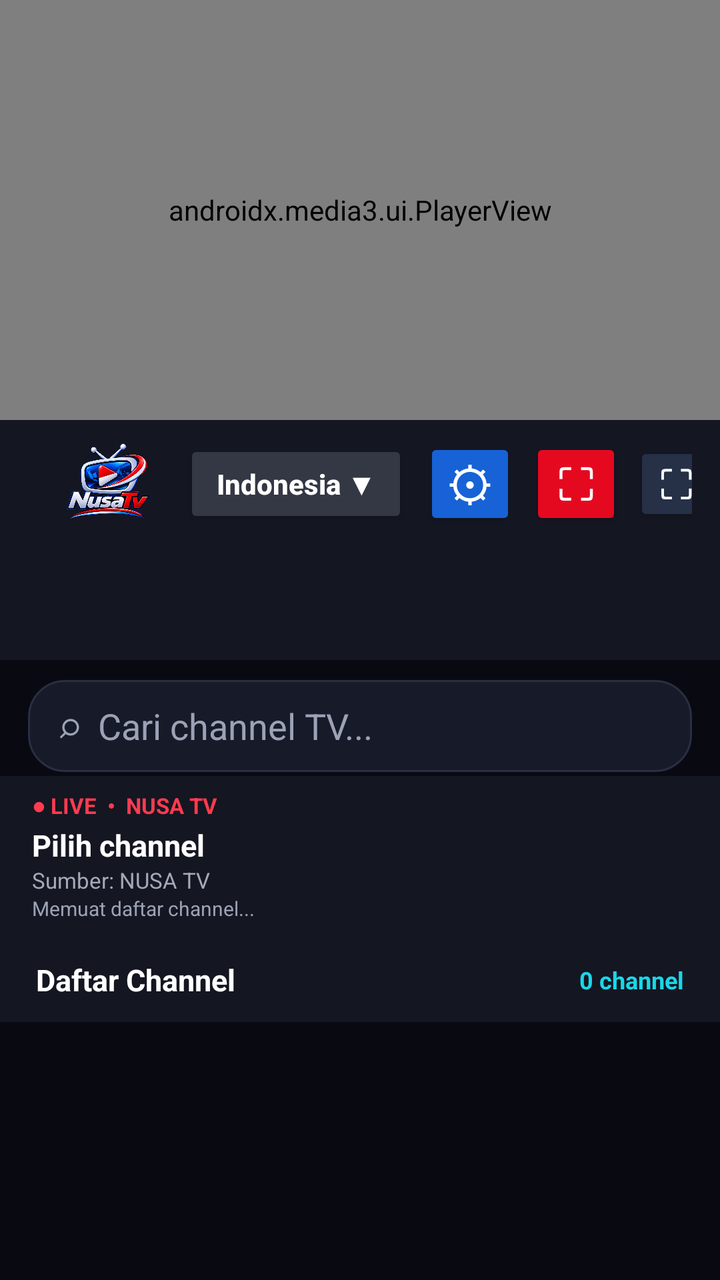
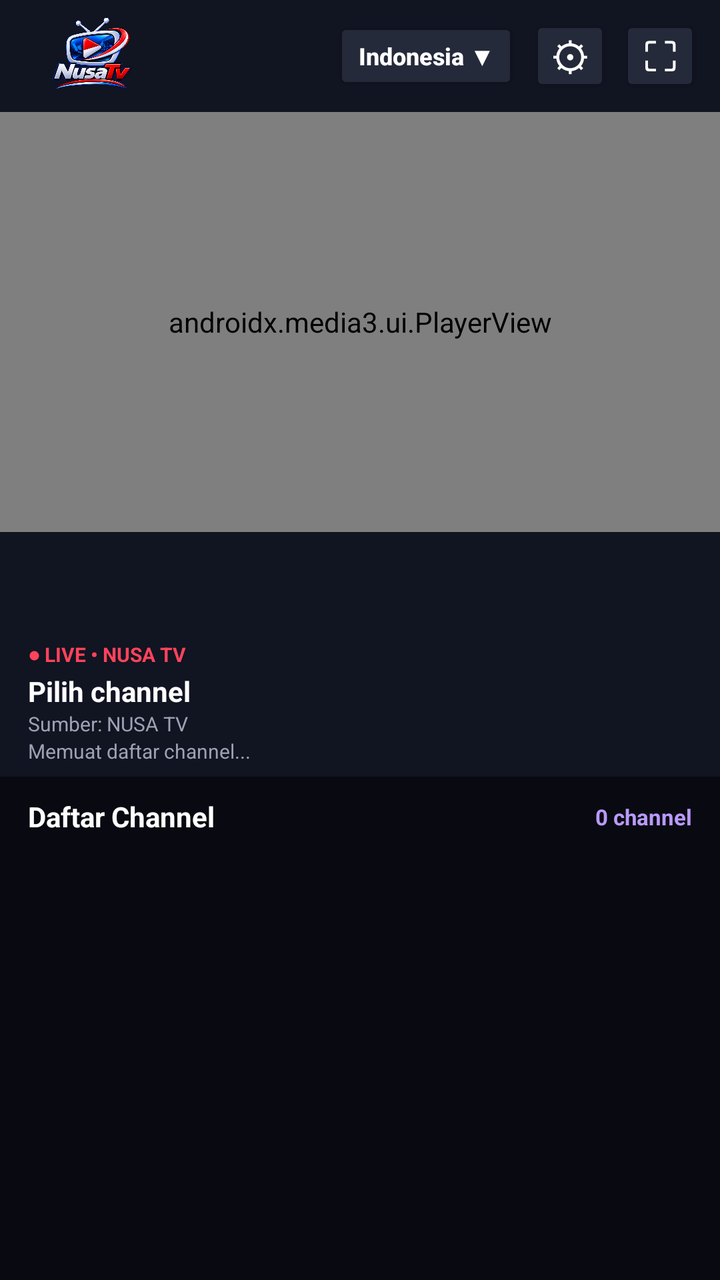

Two renders of the same Android screen: before a commit and after it. Below are the layout's source before the change and the commit's diff.
<!-- AndroidManifest.xml: application theme Theme.AppCompat.NoActionBar -->
<!-- res/layout/activity_main.xml -->
<?xml version="1.0" encoding="utf-8"?>
<LinearLayout xmlns:android="http://schemas.android.com/apk/res/android"
    xmlns:app="http://schemas.android.com/apk/res-auto"
    android:id="@+id/rootLayout"
    android:layout_width="match_parent"
    android:layout_height="match_parent"
    android:background="#090A11"
    android:orientation="vertical">

    
    <FrameLayout
        android:id="@+id/playerContainer"
        android:layout_width="match_parent"
        android:layout_height="210dp"
        android:background="#000000"
        android:clickable="true"
        android:focusable="true">
        <androidx.media3.ui.PlayerView
            android:id="@+id/playerView"
            android:layout_width="match_parent"
            android:layout_height="match_parent"
            app:resize_mode="fit"
            app:show_buffering="when_playing"
            app:use_controller="false"
            />
    </FrameLayout>

    
    <LinearLayout
        android:id="@+id/headerBar"
        android:layout_width="match_parent"
        android:layout_height="64dp"
        android:background="#141622"
        android:gravity="center_vertical"
        android:orientation="horizontal"
        android:paddingStart="16dp"
        android:paddingEnd="14dp">
        <ImageView
            android:layout_width="76dp"
            android:layout_height="44dp"
            android:contentDescription="NUSA TV"
            android:scaleType="fitCenter"
            android:src="@drawable/nusa_tv_logo" />
        <View
            android:layout_width="0dp"
            android:layout_height="1dp"
            android:layout_weight="1" />
        <Button
            android:id="@+id/btnFilterIndo"
            android:visibility="visible"
            android:layout_width="wrap_content"
            android:layout_height="44dp"
            android:backgroundTint="#343744"
            android:minWidth="112dp"
            android:paddingStart="14dp"
            android:paddingEnd="14dp"
            android:text="Indonesia ▼"
            android:textAllCaps="false"
            android:textColor="#FFFFFF"
            android:textSize="14sp"
            android:textStyle="bold" />
        <Button
            android:id="@+id/btnReload"
            android:layout_width="46dp"
            android:layout_height="46dp"
            android:layout_marginStart="8dp"
            android:backgroundTint="#1762D7"
            android:minWidth="0dp"
            android:padding="0dp"
            android:text="⚙"
            android:textColor="#FFFFFF"
            android:textSize="24sp"
            android:contentDescription="Pengaturan" />
        <Button
            android:id="@+id/btnStop"
            android:layout_width="46dp"
            android:layout_height="46dp"
            android:layout_marginStart="7dp"
            android:backgroundTint="#E50920"
            android:minWidth="0dp"
            android:padding="0dp"
            android:text="⛶"
            android:textColor="#FFFFFF"
            android:textSize="22sp"
            android:contentDescription="Perbesar layar" />
        <Button
            android:id="@+id/btnFullscreen"
            android:layout_width="42dp"
            android:layout_height="42dp"
            android:layout_marginStart="6dp"
            android:backgroundTint="#263047"
            android:minWidth="0dp"
            android:padding="0dp"
            android:text="⛶"
            android:textColor="#FFFFFF"
            android:textSize="20sp" />
    </LinearLayout>

    
    <HorizontalScrollView
        android:id="@+id/serverTabsScroll"
        android:layout_width="match_parent"
        android:layout_height="56dp"
        android:background="#141622"
        android:fillViewport="false"
        android:scrollbars="none"
        android:paddingStart="14dp"
        android:paddingEnd="14dp">
        <LinearLayout
            android:id="@+id/serverTabs"
            android:layout_width="wrap_content"
            android:layout_height="match_parent"
            android:gravity="center_vertical"
            android:orientation="horizontal" />
    </HorizontalScrollView>

    
    <EditText
        android:id="@+id/etSearch"
        android:layout_width="match_parent"
        android:layout_height="46dp"
        android:layout_marginStart="14dp"
        android:layout_marginEnd="14dp"
        android:layout_marginTop="10dp"
        android:layout_marginBottom="2dp"
        android:paddingStart="15dp"
        android:paddingEnd="15dp"
        android:background="@drawable/bg_search_nusa"
        android:textColor="#FFFFFF"
        android:textColorHint="#9CA2B5"
        android:hint="⌕  Cari channel TV..."
        android:inputType="text"
        android:singleLine="true" />

    <LinearLayout
        android:id="@+id/welcomePanel"
        android:layout_width="match_parent"
        android:layout_height="wrap_content"
        android:background="#141622"
        android:orientation="vertical"
        android:paddingStart="16dp"
        android:paddingEnd="16dp"
        android:paddingTop="7dp"
        android:paddingBottom="8dp">
        <TextView android:id="@+id/tvLiveLabel" android:layout_width="wrap_content" android:layout_height="wrap_content" android:text="● LIVE  •  NUSA TV" android:textColor="#FF3B4F" android:textSize="11sp" android:textStyle="bold" />
        <TextView android:id="@+id/tvWelcomeTitle" android:layout_width="match_parent" android:layout_height="wrap_content" android:layout_marginTop="2dp" android:maxLines="1" android:text="Pilih channel" android:textColor="#FFFFFF" android:textSize="15sp" android:textStyle="bold" />
        <TextView android:id="@+id/tvWelcomeDesc" android:layout_width="match_parent" android:layout_height="wrap_content" android:maxLines="1" android:text="Sumber: NUSA TV" android:textColor="#A4A8B8" android:textSize="11sp" />
        <LinearLayout android:layout_width="match_parent" android:layout_height="wrap_content" android:orientation="horizontal" android:visibility="gone">
            <Button android:id="@+id/btnRetry" android:layout_width="0dp" android:layout_height="40dp" android:layout_weight="1" android:text="Coba lagi" />
        </LinearLayout>
        <TextView android:id="@+id/tvStatus" android:layout_width="match_parent" android:layout_height="wrap_content" android:maxLines="1" android:text="Memuat daftar channel..." android:textColor="#9CA2B5" android:textSize="10sp" />
    </LinearLayout>

    <LinearLayout
        android:id="@+id/statsBar"
        android:layout_width="match_parent"
        android:layout_height="42dp"
        android:background="#141622"
        android:gravity="center_vertical"
        android:orientation="horizontal"
        android:paddingStart="18dp"
        android:paddingEnd="18dp">
        <TextView android:id="@+id/tvSectionTitle" android:layout_width="0dp" android:layout_height="wrap_content" android:layout_weight="1" android:text="Daftar Channel" android:textColor="#FFFFFF" android:textSize="15sp" android:textStyle="bold" />
        <TextView android:id="@+id/tvStats" android:layout_width="wrap_content" android:layout_height="wrap_content" android:text="0 channel" android:textColor="#19D7E8" android:textSize="12sp" android:textStyle="bold" />
    </LinearLayout>

    <androidx.recyclerview.widget.RecyclerView
        android:id="@+id/rvChannels"
        android:layout_width="match_parent"
        android:layout_height="0dp"
        android:layout_weight="1"
        android:background="#090A11"
        android:clipToPadding="false"
        android:paddingStart="10dp"
        android:paddingEnd="10dp"
        android:paddingTop="6dp"
        android:paddingBottom="10dp" />
</LinearLayout>
<!-- resources referenced by this layout -->
<resources>
  <!-- drawable bg_search_nusa (drawable) -->
  <?xml version="1.0" encoding="utf-8"?>
  <shape xmlns:android="http://schemas.android.com/apk/res/android" android:shape="rectangle">
      <solid android:color="#171A29" />
      <stroke android:width="1dp" android:color="#292E43" />
      <corners android:radius="18dp" />
  </shape>
  <!-- drawable nusa_tv_logo: png bitmap (drawable, 253954 bytes) -->
</resources>

<!-- the commit's change to res/layout/activity_main.xml (unified diff, before → after) -->
@@ -6,6 +6,77 @@
     android:layout_height="match_parent"
     android:background="#090A11"
     android:orientation="vertical">
+
+    
+    <LinearLayout
+        android:id="@+id/headerBar"
+        android:layout_width="match_parent"
+        android:layout_height="56dp"
+        android:background="#111421"
+        android:gravity="center_vertical"
+        android:orientation="horizontal"
+        android:paddingStart="12dp"
+        android:paddingEnd="10dp">
+        <ImageView
+            android:layout_width="68dp"
+            android:layout_height="42dp"
+            android:contentDescription="NUSA TV"
+            android:scaleType="fitCenter"
+            android:src="@drawable/nusa_tv_logo" />
+        <View
+            android:layout_width="0dp"
+            android:layout_height="1dp"
+            android:layout_weight="1" />
+        <Button
+            android:id="@+id/btnFilterIndo"
+            android:layout_width="wrap_content"
+            android:layout_height="38dp"
+            android:backgroundTint="#252A3A"
+            android:minWidth="92dp"
+            android:paddingStart="10dp"
+            android:paddingEnd="10dp"
+            android:text="Indonesia ▼"
+            android:textAllCaps="false"
+            android:textColor="#FFFFFF"
+            android:textSize="12sp"
+            android:textStyle="bold" />
+        <Button
+            android:id="@+id/btnReload"
+            android:layout_width="40dp"
+            android:layout_height="40dp"
+            android:layout_marginStart="6dp"
+            android:backgroundTint="#252A3A"
+            android:minWidth="0dp"
+            android:padding="0dp"
+            android:text="⚙"
+            android:textColor="#FFFFFF"
+            android:textSize="20sp"
+            android:contentDescription="Pengaturan" />
+        <Button
+            android:id="@+id/btnStop"
+            android:layout_width="40dp"
+            android:layout_height="40dp"
+            android:layout_marginStart="5dp"
+            android:backgroundTint="#252A3A"
+            android:minWidth="0dp"
+            android:padding="0dp"
+            android:text="■"
+            android:textColor="#FFFFFF"
+            android:visibility="gone"
+            android:contentDescription="Berhenti" />
+        <Button
+            android:id="@+id/btnFullscreen"
+            android:layout_width="40dp"
+            android:layout_height="40dp"
+            android:layout_marginStart="5dp"
+            android:backgroundTint="#252A3A"
+            android:minWidth="0dp"
+            android:padding="0dp"
+            android:text="⛶"
+            android:textColor="#FFFFFF"
+            android:textSize="20sp"
+            android:contentDescription="Layar penuh" />
+    </LinearLayout>
 
     
     <FrameLayout
@@ -21,91 +92,19 @@
             android:layout_height="match_parent"
             app:resize_mode="fit"
             app:show_buffering="when_playing"
-            app:use_controller="false"
-            />
+            app:use_controller="false" />
     </FrameLayout>
-
-    
-    <LinearLayout
-        android:id="@+id/headerBar"
-        android:layout_width="match_parent"
-        android:layout_height="64dp"
-        android:background="#141622"
-        android:gravity="center_vertical"
-        android:orientation="horizontal"
-        android:paddingStart="16dp"
-        android:paddingEnd="14dp">
-        <ImageView
-            android:layout_width="76dp"
-            android:layout_height="44dp"
-            android:contentDescription="NUSA TV"
-            android:scaleType="fitCenter"
-            android:src="@drawable/nusa_tv_logo" />
-        <View
-            android:layout_width="0dp"
-            android:layout_height="1dp"
-            android:layout_weight="1" />
-        <Button
-            android:id="@+id/btnFilterIndo"
-            android:visibility="visible"
-            android:layout_width="wrap_content"
-            android:layout_height="44dp"
-            android:backgroundTint="#343744"
-            android:minWidth="112dp"
-            android:paddingStart="14dp"
-            android:paddingEnd="14dp"
-            android:text="Indonesia ▼"
-            android:textAllCaps="false"
-            android:textColor="#FFFFFF"
-            android:textSize="14sp"
-            android:textStyle="bold" />
-        <Button
-            android:id="@+id/btnReload"
-            android:layout_width="46dp"
-            android:layout_height="46dp"
-            android:layout_marginStart="8dp"
-            android:backgroundTint="#1762D7"
-            android:minWidth="0dp"
-            android:padding="0dp"
-            android:text="⚙"
-            android:textColor="#FFFFFF"
-            android:textSize="24sp"
-            android:contentDescription="Pengaturan" />
-        <Button
-            android:id="@+id/btnStop"
-            android:layout_width="46dp"
-            android:layout_height="46dp"
-            android:layout_marginStart="7dp"
-            android:backgroundTint="#E50920"
-            android:minWidth="0dp"
-            android:padding="0dp"
-            android:text="⛶"
-            android:textColor="#FFFFFF"
-            android:textSize="22sp"
-            android:contentDescription="Perbesar layar" />
-        <Button
-            android:id="@+id/btnFullscreen"
-            android:layout_width="42dp"
-            android:layout_height="42dp"
-            android:layout_marginStart="6dp"
-            android:backgroundTint="#263047"
-            android:minWidth="0dp"
-            android:padding="0dp"
-            android:text="⛶"
-            android:textColor="#FFFFFF"
-            android:textSize="20sp" />
-    </LinearLayout>
 
     
     <HorizontalScrollView
         android:id="@+id/serverTabsScroll"
         android:layout_width="match_parent"
-        android:layout_height="56dp"
-        android:background="#141622"
+        android:layout_height="48dp"
+        android:background="#111421"
         android:fillViewport="false"
         android:scrollbars="none"
-        android:paddingStart="14dp"
-        android:paddingEnd="14dp">
+        android:paddingStart="12dp"
+        android:paddingEnd="12dp">
         <LinearLayout
             android:id="@+id/serverTabs"
             android:layout_width="wrap_content"
@@ -114,54 +113,34 @@
             android:orientation="horizontal" />
     </HorizontalScrollView>
 
-    
-    <EditText
-        android:id="@+id/etSearch"
-        android:layout_width="match_parent"
-        android:layout_height="46dp"
-        android:layout_marginStart="14dp"
-        android:layout_marginEnd="14dp"
-        android:layout_marginTop="10dp"
-        android:layout_marginBottom="2dp"
-        android:paddingStart="15dp"
-        android:paddingEnd="15dp"
-        android:background="@drawable/bg_search_nusa"
-        android:textColor="#FFFFFF"
-        android:textColorHint="#9CA2B5"
-        android:hint="⌕  Cari channel TV..."
-        android:inputType="text"
-        android:singleLine="true" />
-
     <LinearLayout
         android:id="@+id/welcomePanel"
         android:layout_width="match_parent"
         android:layout_height="wrap_content"
-        android:background="#141622"
+        android:background="#111421"
         android:orientation="vertical"
-        android:paddingStart="16dp"
-        android:paddingEnd="16dp"
-        android:paddingTop="7dp"
-        android:paddingBottom="8dp">
-        <TextView android:id="@+id/tvLiveLabel" android:layout_width="wrap_content" android:layout_height="wrap_content" android:text="● LIVE  •  NUSA TV" android:textColor="#FF3B4F" android:textSize="11sp" android:textStyle="bold" />
-        <TextView android:id="@+id/tvWelcomeTitle" android:layout_width="match_parent" android:layout_height="wrap_content" android:layout_marginTop="2dp" android:maxLines="1" android:text="Pilih channel" android:textColor="#FFFFFF" android:textSize="15sp" android:textStyle="bold" />
-        <TextView android:id="@+id/tvWelcomeDesc" android:layout_width="match_parent" android:layout_height="wrap_content" android:maxLines="1" android:text="Sumber: NUSA TV" android:textColor="#A4A8B8" android:textSize="11sp" />
-        <LinearLayout android:layout_width="match_parent" android:layout_height="wrap_content" android:orientation="horizontal" android:visibility="gone">
-            <Button android:id="@+id/btnRetry" android:layout_width="0dp" android:layout_height="40dp" android:layout_weight="1" android:text="Coba lagi" />
-        </LinearLayout>
+        android:paddingStart="14dp"
+        android:paddingEnd="14dp"
+        android:paddingTop="6dp"
+        android:paddingBottom="6dp">
+        <TextView android:id="@+id/tvLiveLabel" android:layout_width="wrap_content" android:layout_height="wrap_content" android:text="● LIVE • NUSA TV" android:textColor="#FF435B" android:textSize="10sp" android:textStyle="bold" />
+        <TextView android:id="@+id/tvWelcomeTitle" android:layout_width="match_parent" android:layout_height="wrap_content" android:layout_marginTop="2dp" android:maxLines="1" android:text="Pilih channel" android:textColor="#FFFFFF" android:textSize="14sp" android:textStyle="bold" />
+        <TextView android:id="@+id/tvWelcomeDesc" android:layout_width="match_parent" android:layout_height="wrap_content" android:maxLines="1" android:text="Sumber: NUSA TV" android:textColor="#9CA2B5" android:textSize="10sp" />
+        <Button android:id="@+id/btnRetry" android:layout_width="wrap_content" android:layout_height="36dp" android:text="Coba lagi" android:visibility="gone" />
         <TextView android:id="@+id/tvStatus" android:layout_width="match_parent" android:layout_height="wrap_content" android:maxLines="1" android:text="Memuat daftar channel..." android:textColor="#9CA2B5" android:textSize="10sp" />
     </LinearLayout>
 
     <LinearLayout
         android:id="@+id/statsBar"
         android:layout_width="match_parent"
-        android:layout_height="42dp"
-        android:background="#141622"
+        android:layout_height="40dp"
+        android:background="#090A11"
         android:gravity="center_vertical"
         android:orientation="horizontal"
-        android:paddingStart="18dp"
-        android:paddingEnd="18dp">
-        <TextView android:id="@+id/tvSectionTitle" android:layout_width="0dp" android:layout_height="wrap_content" android:layout_weight="1" android:text="Daftar Channel" android:textColor="#FFFFFF" android:textSize="15sp" android:textStyle="bold" />
-        <TextView android:id="@+id/tvStats" android:layout_width="wrap_content" android:layout_height="wrap_content" android:text="0 channel" android:textColor="#19D7E8" android:textSize="12sp" android:textStyle="bold" />
+        android:paddingStart="14dp"
+        android:paddingEnd="14dp">
+        <TextView android:id="@+id/tvSectionTitle" android:layout_width="0dp" android:layout_height="wrap_content" android:layout_weight="1" android:text="Daftar Channel" android:textColor="#FFFFFF" android:textSize="14sp" android:textStyle="bold" />
+        <TextView android:id="@+id/tvStats" android:layout_width="wrap_content" android:layout_height="wrap_content" android:text="0 channel" android:textColor="#B99AFB" android:textSize="11sp" android:textStyle="bold" />
     </LinearLayout>
 
     <androidx.recyclerview.widget.RecyclerView
@@ -171,8 +150,8 @@
         android:layout_weight="1"
         android:background="#090A11"
         android:clipToPadding="false"
-        android:paddingStart="10dp"
-        android:paddingEnd="10dp"
-        android:paddingTop="6dp"
-        android:paddingBottom="10dp" />
+        android:paddingStart="9dp"
+        android:paddingEnd="9dp"
+        android:paddingTop="4dp"
+        android:paddingBottom="8dp" />
 </LinearLayout>
<!-- resource entries referenced after the edit -->
@@ -1,12 +1,5 @@
 <!-- resources referenced by this layout -->
 <resources>
-  <!-- drawable bg_search_nusa (drawable) -->
-  <?xml version="1.0" encoding="utf-8"?>
-  <shape xmlns:android="http://schemas.android.com/apk/res/android" android:shape="rectangle">
-      <solid android:color="#171A29" />
-      <stroke android:width="1dp" android:color="#292E43" />
-      <corners android:radius="18dp" />
-  </shape>
   <!-- drawable nusa_tv_logo: png bitmap (drawable, 253954 bytes) -->
 </resources>
 
